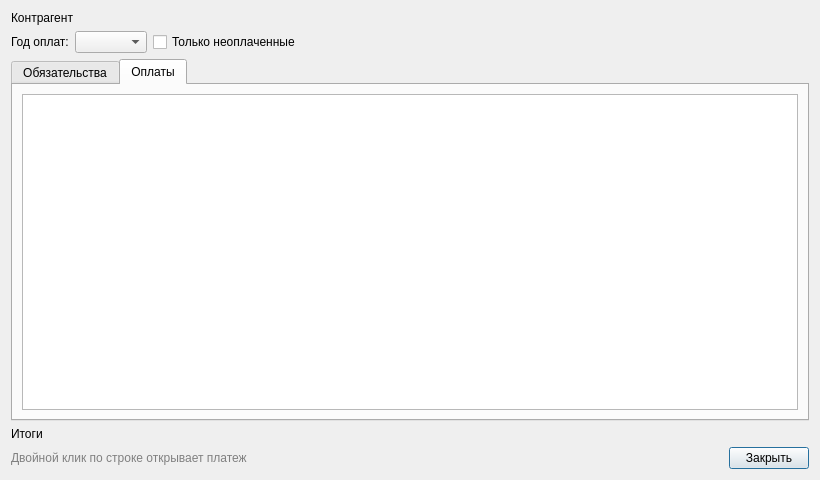
Qt form designer/ui/contracthistorydialog.ui (Aleee/FinanceCalender) before a commit.
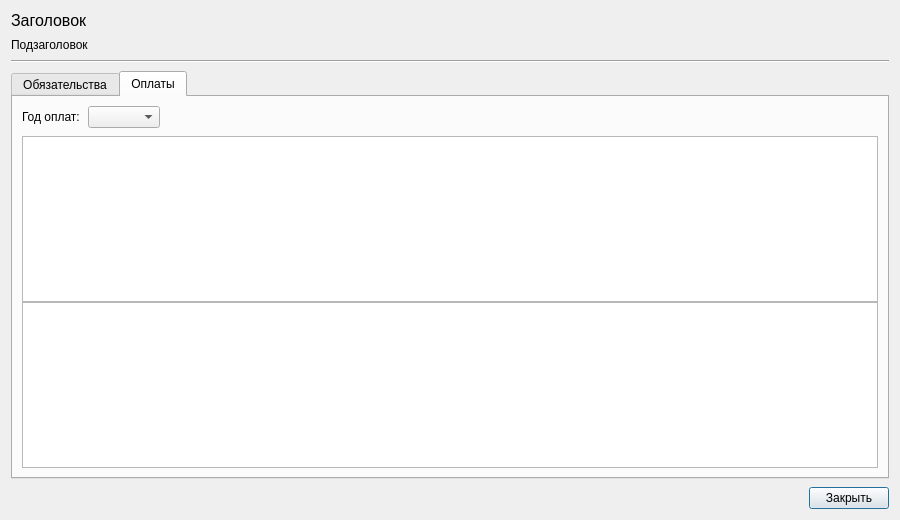
The same form after that commit. The open tabs and pages were chosen to show the change.

Commit message: feat: contract history and edit payments

The edit to the form file:
```diff
--- a/designer/ui/contracthistorydialog.ui
+++ b/designer/ui/contracthistorydialog.ui
@@ -6,70 +6,57 @@
    <rect>
     <x>0</x>
     <y>0</y>
-    <width>820</width>
-    <height>480</height>
+    <width>900</width>
+    <height>520</height>
    </rect>
   </property>
   <property name="minimumSize">
    <size>
-    <width>600</width>
-    <height>360</height>
+    <width>760</width>
+    <height>400</height>
    </size>
   </property>
   <property name="windowTitle">
    <string>Платежи по договорам</string>
   </property>
   <layout class="QVBoxLayout" name="verticalLayout">
+   <property name="spacing">
+    <number>8</number>
+   </property>
    <item>
     <widget class="QLabel" name="lbl_scope">
+     <property name="font">
+      <font>
+       <pointsize>12</pointsize>
+      </font>
+     </property>
      <property name="text">
-      <string>Контрагент</string>
+      <string>Заголовок</string>
      </property>
+     <property name="textFormat">
+      <enum>Qt::TextFormat::RichText</enum>
+     </property>
      <property name="wordWrap">
       <bool>true</bool>
      </property>
     </widget>
    </item>
    <item>
-    <layout class="QHBoxLayout" name="horizontalLayout">
-     <item>
-      <widget class="QLabel" name="label_year">
-       <property name="text">
-        <string>Год оплат:</string>
-       </property>
-      </widget>
-     </item>
-     <item>
-      <widget class="QComboBox" name="cmb_year">
-       <property name="toolTip">
-        <string>Год влияет на вкладку «Оплаты» и на сумму «Оплачено за год»</string>
-       </property>
-      </widget>
-     </item>
-     <item>
-      <widget class="QCheckBox" name="chb_only_unpaid">
-       <property name="toolTip">
-        <string>Относится к вкладке «Обязательства»</string>
-       </property>
-       <property name="text">
-        <string>Только неоплаченные</string>
-       </property>
-      </widget>
-     </item>
-     <item>
-      <spacer name="horizontalSpacer">
-       <property name="orientation">
-        <enum>Qt::Orientation::Horizontal</enum>
-       </property>
-       <property name="sizeHint" stdset="0">
-        <size>
-         <width>40</width>
-         <height>20</height>
-        </size>
-       </property>
-      </spacer>
-     </item>
-    </layout>
+    <widget class="QLabel" name="lbl_subtitle">
+     <property name="text">
+      <string>Подзаголовок</string>
+     </property>
+     <property name="wordWrap">
+      <bool>true</bool>
+     </property>
+    </widget>
+   </item>
+   <item>
+    <widget class="Line" name="line">
+     <property name="orientation">
+      <enum>Qt::Orientation::Horizontal</enum>
+     </property>
+    </widget>
    </item>
    <item>
     <widget class="QTabWidget" name="tw_history">
@@ -81,6 +68,39 @@
        <string>Обязательства</string>
       </attribute>
       <layout class="QVBoxLayout" name="verticalLayout_2">
+       <property name="spacing">
+        <number>0</number>
+       </property>
+       <item>
+        <layout class="QHBoxLayout" name="lay_obligations_filter">
+         <property name="spacing">
+          <number>8</number>
+         </property>
+         <property name="bottomMargin">
+          <number>8</number>
+         </property>
+         <item>
+          <widget class="QCheckBox" name="chb_only_unpaid">
+           <property name="text">
+            <string>Только неоплаченные</string>
+           </property>
+          </widget>
+         </item>
+         <item>
+          <spacer name="horizontalSpacer">
+           <property name="orientation">
+            <enum>Qt::Orientation::Horizontal</enum>
+           </property>
+           <property name="sizeHint" stdset="0">
+            <size>
+             <width>40</width>
+             <height>20</height>
+            </size>
+           </property>
+          </spacer>
+         </item>
+        </layout>
+       </item>
        <item>
         <widget class="QTableWidget" name="tbl_obligations">
          <property name="editTriggers">
@@ -104,13 +124,52 @@
        <string>Оплаты</string>
       </attribute>
       <layout class="QVBoxLayout" name="verticalLayout_3">
+       <property name="spacing">
+        <number>0</number>
+       </property>
+       <item>
+        <layout class="QHBoxLayout" name="lay_payments_filter">
+         <property name="spacing">
+          <number>8</number>
+         </property>
+         <property name="bottomMargin">
+          <number>8</number>
+         </property>
+         <item>
+          <widget class="QLabel" name="label_year">
+           <property name="text">
+            <string>Год оплат:</string>
+           </property>
+          </widget>
+         </item>
+         <item>
+          <widget class="QComboBox" name="cmb_year"/>
+         </item>
+         <item>
+          <spacer name="horizontalSpacer_3">
+           <property name="orientation">
+            <enum>Qt::Orientation::Horizontal</enum>
+           </property>
+           <property name="sizeHint" stdset="0">
+            <size>
+             <width>40</width>
+             <height>20</height>
+            </size>
+           </property>
+          </spacer>
+         </item>
+        </layout>
+       </item>
        <item>
         <widget class="QTableWidget" name="tbl_payments">
+         <property name="horizontalScrollBarPolicy">
+          <enum>Qt::ScrollBarPolicy::ScrollBarAlwaysOff</enum>
+         </property>
          <property name="editTriggers">
           <set>QAbstractItemView::EditTrigger::NoEditTriggers</set>
          </property>
-         <property name="selectionBehavior">
-          <enum>QAbstractItemView::SelectionBehavior::SelectRows</enum>
+         <property name="alternatingRowColors">
+          <bool>true</bool>
          </property>
          <property name="selectionMode">
           <enum>QAbstractItemView::SelectionMode::SingleSelection</enum>
@@ -120,32 +179,41 @@
          </attribute>
         </widget>
        </item>
+       <item>
+        <layout class="QHBoxLayout" name="lay_payments_total">
+         <item>
+          <widget class="QTableWidget" name="tbl_payments_total">
+           <property name="focusPolicy">
+            <enum>Qt::FocusPolicy::NoFocus</enum>
+           </property>
+           <property name="verticalScrollBarPolicy">
+            <enum>Qt::ScrollBarPolicy::ScrollBarAlwaysOff</enum>
+           </property>
+           <property name="horizontalScrollBarPolicy">
+            <enum>Qt::ScrollBarPolicy::ScrollBarAlwaysOff</enum>
+           </property>
+           <property name="editTriggers">
+            <set>QAbstractItemView::EditTrigger::NoEditTriggers</set>
+           </property>
+           <property name="selectionMode">
+            <enum>QAbstractItemView::SelectionMode::NoSelection</enum>
+           </property>
+           <attribute name="horizontalHeaderVisible">
+            <bool>false</bool>
+           </attribute>
+           <attribute name="verticalHeaderVisible">
+            <bool>false</bool>
+           </attribute>
+          </widget>
+         </item>
+        </layout>
+       </item>
       </layout>
      </widget>
     </widget>
    </item>
-   <item>
-    <widget class="QLabel" name="lbl_summary">
-     <property name="text">
-      <string>Итоги</string>
-     </property>
-     <property name="wordWrap">
-      <bool>true</bool>
-     </property>
-    </widget>
-   </item>
    <item>
     <layout class="QHBoxLayout" name="horizontalLayout_2">
-     <item>
-      <widget class="QLabel" name="lbl_hint">
-       <property name="styleSheet">
-        <string notr="true">color: gray</string>
-       </property>
-       <property name="text">
-        <string>Двойной клик по строке открывает платеж</string>
-       </property>
-      </widget>
-     </item>
      <item>
       <spacer name="horizontalSpacer_2">
        <property name="orientation">
```
Left out of the diff: 45 changed lines with no effect on the pictures. The commit also changes 21 other files.
